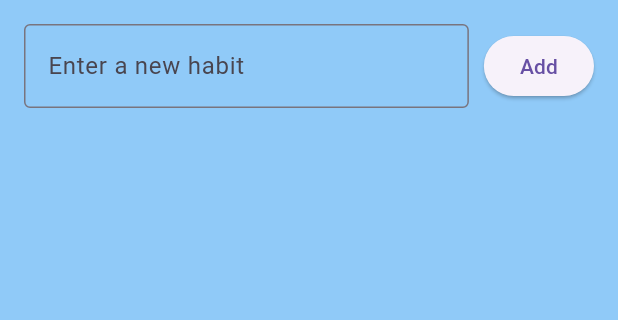
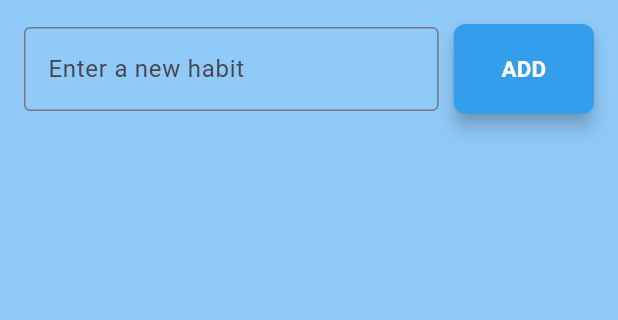
Before and after one commit to hamidd10/habit_tracker, a Flutter app: the screen it shows after launch, on a phone screen of 412 x 824 dp, the part 84-404 px from its top. Run offline on Flutter 3.47's test engine with Material 3 defaults, Android fonts, the phone set to English and light mode, and no system bars.

Commit message:
improve UI update

```diff
--- a/lib/main.dart
+++ b/lib/main.dart
@@ -24,14 +24,14 @@ class HabitListScreen extends StatefulWidget {
 
 class _HabitListScreenState extends State<HabitListScreen> {
   List<Habit> habits = [];
-  TextEditingController _habitController = TextEditingController();
+  TextEditingController habitController = TextEditingController();
 
-  void _addHabit(String habitName) {
+  void addHabit(String habitName) {
     if (habitName.isNotEmpty) {
       setState(() {
         habits.add(Habit(name: habitName));
       });
-      _habitController.clear();
+      habitController.clear();
     }
   }
 
@@ -44,7 +44,7 @@ class _HabitListScreenState extends State<HabitListScreen> {
   @override
   Widget build(BuildContext context) {
     return Scaffold(
-      backgroundColor: Color(0xFF90CAF8),
+      backgroundColor: const Color(0xFF90CAF8),
       appBar: AppBar(
         title: const Text(
           'Habit Tracker',
@@ -60,22 +60,35 @@ class _HabitListScreenState extends State<HabitListScreen> {
       body: Column(
         children: [
           Padding(
-            padding: EdgeInsets.all(16.0),
+            padding: const EdgeInsets.all(16.0),
             child: Row(
               children: [
                 Expanded(
                   child: TextField(
-                    controller: _habitController,
-                    decoration: InputDecoration(
+                    controller: habitController,
+                    decoration: const InputDecoration(
                       hintText: 'Enter a new habit',
                       border: OutlineInputBorder(),
                     ),
                   ),
                 ),
-                SizedBox(width: 10),
+                const SizedBox(width: 10),
                 ElevatedButton(
-                  onPressed: () => _addHabit(_habitController.text),
-                  child: Text('Add'),
+                  onPressed: () => addHabit(habitController.text),
+                  style: ElevatedButton.styleFrom(
+                    primary: const Color(0xFF339EEC),
+                    onPrimary: Colors.white,
+                    shape: RoundedRectangleBorder(
+                      borderRadius: BorderRadius.circular(8),
+                    ),
+                    elevation: 5,
+                      padding: const EdgeInsets.symmetric(horizontal: 32 , vertical: 21),
+                    textStyle: const TextStyle(
+                      fontSize: 15,
+                      fontWeight: FontWeight.bold
+                    )
+                  ),
+                  child: const Text('ADD'),
                 ),
               ],
             ),
@@ -84,10 +97,22 @@ class _HabitListScreenState extends State<HabitListScreen> {
             child: ListView.builder(
               itemCount: habits.length,
               itemBuilder: (context, index) {
-                return ListTile(
+                return Padding(
+                  padding: const EdgeInsets.fromLTRB(15, 0, 15, 0),
+                  child: Card(
+                    shape: RoundedRectangleBorder(
+                      side: const BorderSide(
+                        width: 3,
+                        color: Color(0xFF90CAF8)
+                      ),
+                      borderRadius: BorderRadius.circular(10)
+                    ),
+                    child: ListTile(
+                      tileColor: const Color(0xFF339EEC),
                       leading: Checkbox(
                         value: habits[index].isCompleted,
                         onChanged: (_) => _toggleHabitCompletion(index),
+                        checkColor: Colors.white,
                       ),
                       title: Text(
                         habits[index].name,
@@ -95,15 +120,18 @@ class _HabitListScreenState extends State<HabitListScreen> {
                           decoration: habits[index].isCompleted
                               ? TextDecoration.lineThrough
                               : TextDecoration.none,
+                          color: Colors.white
                         ),
                       ),
                       trailing: IconButton(
-                    icon: Icon(Icons.delete),
+                        icon: const Icon(Icons.delete , color: Colors.white,),
                         onPressed: () {
                           setState(() {
                             habits.removeAt(index);
                           });
                         },
+                      ),
+                    ),
                   ),
                 );
               },
```
Lines whose indentation alone changed are shown as unchanged.
